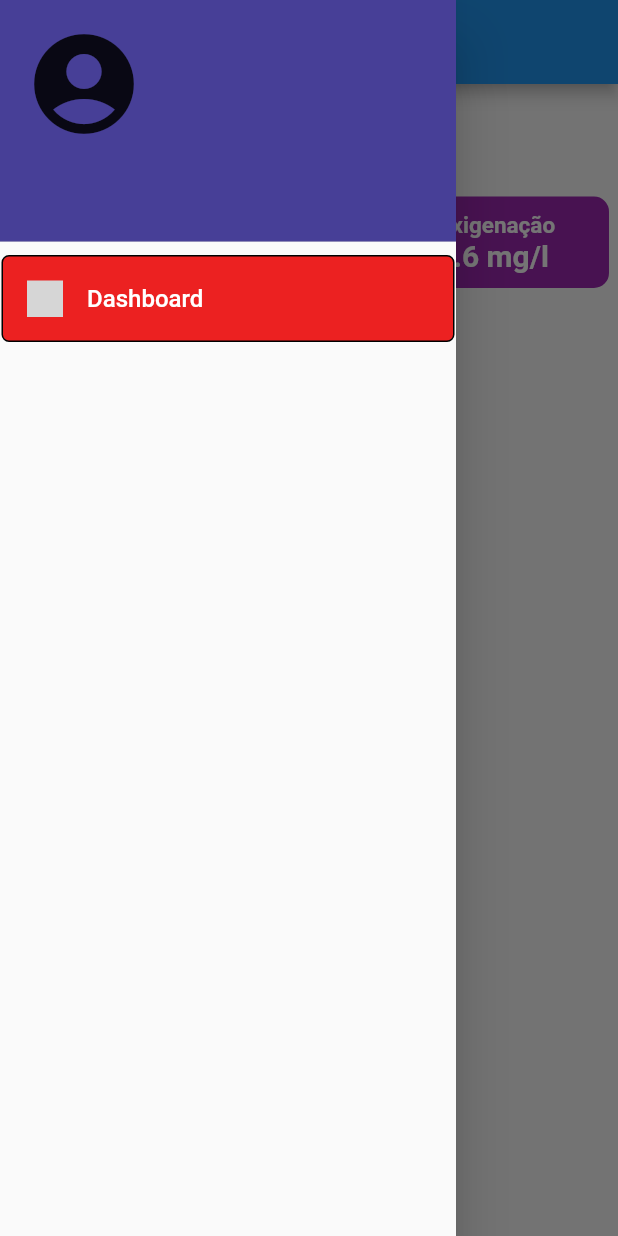
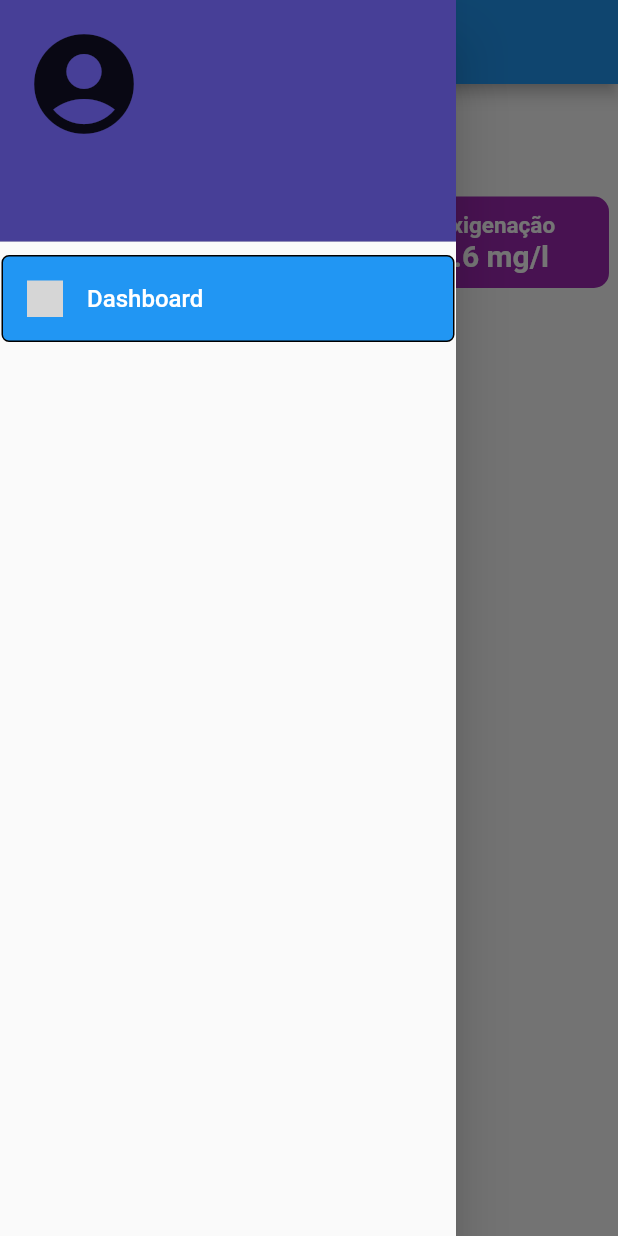
Before and after one commit to pisiculture/api-pisicultura-server, a Flutter app: the HomePage screen opened by its route, with the side drawer open, on a phone screen of 412 x 824 dp. Run offline on Flutter 3.47's test engine with Material 2 defaults, Android fonts, the phone set to English and light mode, and no system bars; our stand-ins replace animated_splash_screen, flutter_svg, get, page_transition, shared_preferences; accounts and stored records are empty; project files that could hold a hidden picture were left out; grey boxes are pictures that could not be loaded.

Commit message:
correções

```diff
--- a/app/lib/app/global/components/button.dart
+++ b/app/lib/app/global/components/button.dart
@@ -25,7 +25,7 @@ class DwButton extends StatelessWidget {
     return Padding(
       padding: const EdgeInsets.only(left: 15, right: 15, top: 8, bottom: 8),
       child: GestureDetector(
-        onTap: () => funOnTap,
+        onTap: () => funOnTap!(),
         child: Container(
           width: MediaQuery.of(context).size.width,
           height: 50,
--- a/app/lib/app/modules/initial/initial.controller.dart
+++ b/app/lib/app/modules/initial/init.controller.dart
@@ -4,7 +4,7 @@ import 'package:mobile/app/global/singleton/system.dart';
 import 'package:mobile/app/routes/app_pages.dart';
 import 'package:shared_preferences/shared_preferences.dart';
 
-class InitialController extends GetxController {
+class InitController extends GetxController {
   UserRepository? userRepository = Get.find<UserRepository>();
   String? username;
   String? password;
--- a/app/lib/app/theme/theme.dart
+++ b/app/lib/app/theme/theme.dart
@@ -2,33 +2,11 @@ import 'package:flutter/material.dart';
 
 ThemeData appThemeData() {
   return ThemeData.dark().copyWith(
-    scaffoldBackgroundColor: Color(0xFF473F97),
-    //textTheme: GoogleFonts.poppinsTextTheme(Theme.of(context).textTheme)
-    //    .apply(bodyColor: Colors.white),
+    primaryColor: const Color.fromARGB(31, 19, 18, 18),
+    scaffoldBackgroundColor: const Color(0xFF473F97),
     appBarTheme: const AppBarTheme(
       backgroundColor: Color(0xFF473F97),
     ),
-    buttonTheme: ButtonThemeData(
-      buttonColor: Color.fromARGB(255, 120, 137, 235),
-      colorScheme: ColorScheme(
-        background: Color.fromARGB(255, 34, 42, 87),
-        brightness: Brightness.dark,
-        error: Color.fromARGB(255, 236, 33, 33),
-        onBackground: Color.fromARGB(255, 236, 33, 33),
-        onError: Color.fromARGB(255, 236, 33, 33),
-        onPrimary: Color.fromARGB(255, 236, 33, 33),
-        onSecondary: Color.fromARGB(255, 236, 33, 33),
-        onSurface: Color.fromARGB(255, 236, 33, 33),
-        primary: Color.fromARGB(255, 236, 33, 33),
-        secondary: Color.fromARGB(255, 236, 33, 33),
-        surface: Color.fromARGB(255, 236, 33, 33),
-      ),
-    ),
-    cardTheme: CardTheme(
-      color: Color.fromARGB(255, 41, 173, 230),
-    ),
-    visualDensity: VisualDensity.adaptivePlatformDensity,
-    canvasColor: Color.fromARGB(255, 126, 143, 243),
     colorScheme:
         ColorScheme.fromSwatch().copyWith(secondary: Colors.cyanAccent),
   );
--- a/app/lib/main.dart
+++ b/app/lib/main.dart
@@ -1,7 +1,7 @@
 import 'package:flutter/material.dart';
 import 'package:flutter/services.dart';
 import 'package:get/get.dart';
-import 'package:mobile/app/modules/user/auth/auth.binding.dart';
+import 'package:mobile/app/modules/initial/init.binding.dart';
 import 'package:mobile/app/routes/app_pages.dart';
 import 'package:mobile/app/routes/app_routes.dart';
 
@@ -14,7 +14,7 @@ void main() {
       title: 'Pisicultura',
       theme: ThemeData(primarySwatch: Colors.blue),
       initialRoute: AppRoutes.auth,
-      initialBinding: AuthBinding(),
+      initialBinding: InitBinding(),
       //home: InitialPage(),
       getPages: AppPages.pages,
     ),
```
Also changed, not shown: app/lib/app/modules/initial/init.binding.dart (renamed from app/lib/app/modules/initial/initial.binding.dart, +5 -3 lines), app/lib/app/modules/initial/init.page.dart (renamed from app/lib/app/modules/initial/initial.page.dart, +6 -6 lines), app/lib/app/modules/user/auth/auth.controller.dart (+14 -4 lines), app/lib/app/modules/user/auth/auth.page.dart (+29 -24 lines), app/lib/app/routes/app_routes.dart (+4 -4 lines).
